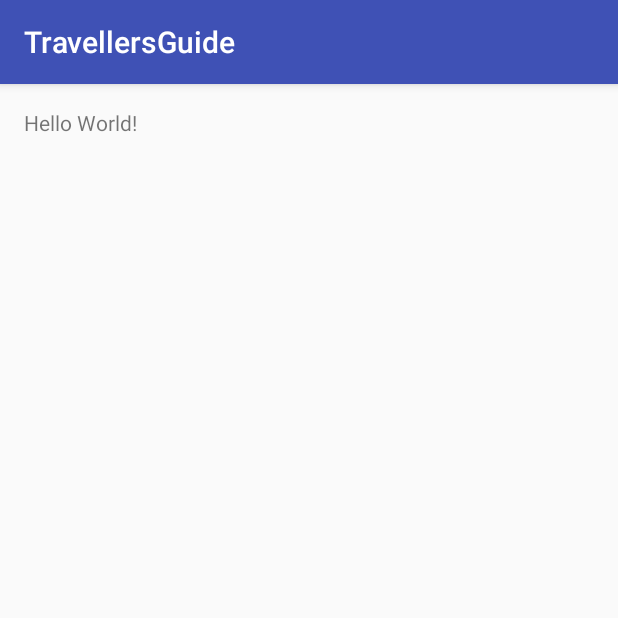
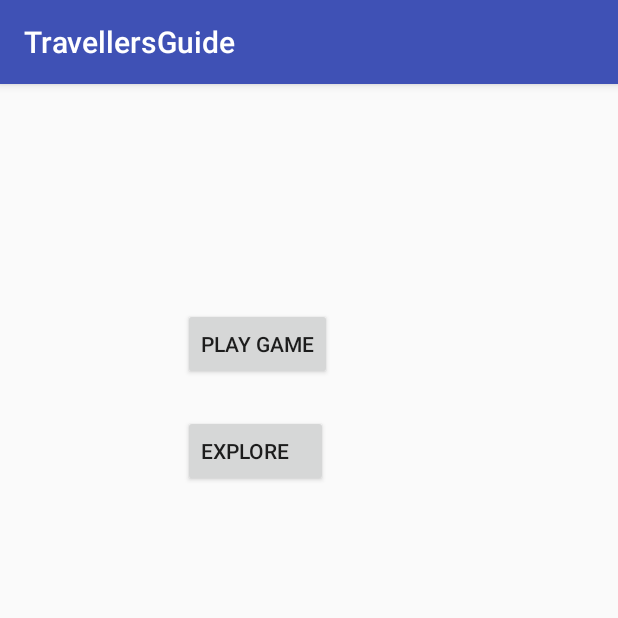
Before and after one commit to JubayerRony/TravelersGuide, an Android app: the screen it shows after launch (MainActivity), on a phone screen of 412 x 824 dp, the top half of it. Run offline under Robolectric (Android 15) with nearby library versions, the phone set to English and light mode, and no system bars.

Commit message:
2nd commit

```diff
--- a/app/build.gradle
+++ b/app/build.gradle
@@ -25,5 +25,6 @@ dependencies {
         exclude group: 'com.android.support', module: 'support-annotations'
     })
     compile 'com.android.support:appcompat-v7:24.2.1'
+    compile 'com.android.support:design:24.2.1'
     testCompile 'junit:junit:4.12'
 }
--- a/app/src/main/res/layout/activity_main.xml
+++ b/app/src/main/res/layout/activity_main.xml
@@ -10,8 +10,28 @@
     android:paddingTop="@dimen/activity_vertical_margin"
     tools:context="com.example.saqib.travellersguide.MainActivity">
 
-    <TextView
+
+    <Button
+        android:layout_height="wrap_content"
+        android:layout_width="wrap_content"
+        android:text="Play Game"
+        android:onClick="onClickplaygame"
+        android:layout_marginLeft="106dp"
+        android:layout_marginStart="106dp"
+        android:layout_marginTop="133dp"
+        android:id="@+id/button"
+        android:layout_alignParentTop="true"
+        android:layout_alignParentLeft="true"
+        android:layout_alignParentStart="true" />
+
+    <Button
+        android:text="Explore    "
         android:layout_width="wrap_content"
         android:layout_height="wrap_content"
-        android:text="Hello World!" />
+        android:layout_marginTop="23dp"
+        android:id="@+id/button2"
+        android:layout_below="@+id/button"
+        android:layout_alignLeft="@+id/button"
+        android:layout_alignStart="@+id/button"
+        android:onClick="onClickExplore"/>
 </RelativeLayout>
```
Also changed, not shown: app/src/main/AndroidManifest.xml (+18 -0 lines), app/src/main/java/com/example/saqib/travellersguide/MainActivity.java (+15 -0 lines), app/src/main/res/layout/activity_createtrip.xml (added, +83 -0 lines), app/src/main/res/values/strings.xml (+14 -0 lines).
